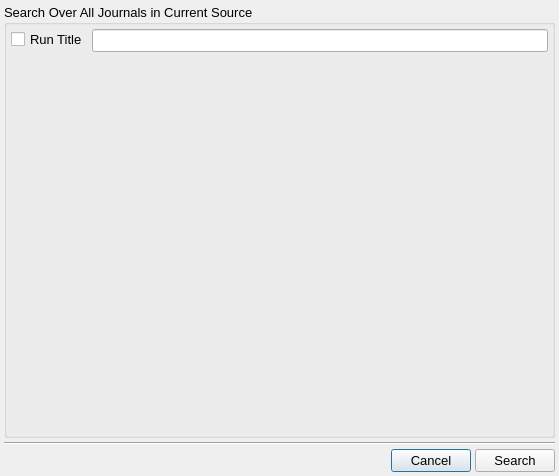
The window that frontend/searchDialog.ui (disorderedmaterials/jv2) describes before a commit, drawn with Qt 5.
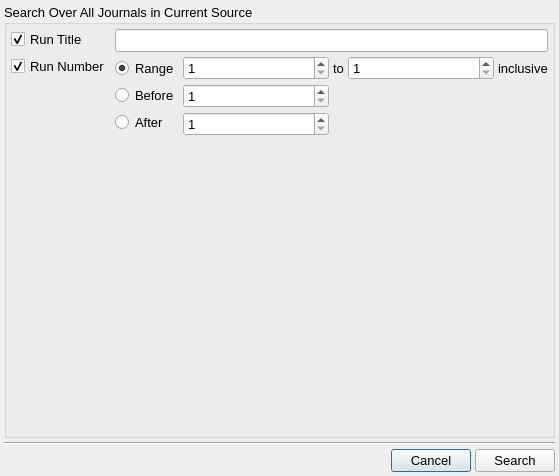
The same window after the commit.

Commit message: frontend - add search by run number.

The edit to the form file:
```diff
--- a/frontend/searchDialog.ui
+++ b/frontend/searchDialog.ui
@@ -69,10 +69,188 @@
         <property name="text">
          <string>Run Title</string>
         </property>
+        <property name="checked">
+         <bool>true</bool>
+        </property>
        </widget>
       </item>
       <item row="0" column="1">
-       <widget class="QLineEdit" name="RunTitleEdit"/>
+       <widget class="QLineEdit" name="RunTitleEdit">
+        <property name="text">
+         <string/>
+        </property>
+       </widget>
+      </item>
+      <item row="1" column="0">
+       <widget class="QCheckBox" name="RunNumberCheckBox">
+        <property name="toolTip">
+         <string>Enable matching by run number</string>
+        </property>
+        <property name="text">
+         <string>Run Number</string>
+        </property>
+        <property name="checked">
+         <bool>true</bool>
+        </property>
+       </widget>
+      </item>
+      <item row="1" column="1">
+       <widget class="QWidget" name="RunNumberWidget" native="true">
+        <layout class="QHBoxLayout" name="horizontalLayout_2">
+         <property name="spacing">
+          <number>4</number>
+         </property>
+         <property name="leftMargin">
+          <number>0</number>
+         </property>
+         <property name="topMargin">
+          <number>0</number>
+         </property>
+         <property name="rightMargin">
+          <number>0</number>
+         </property>
+         <property name="bottomMargin">
+          <number>0</number>
+         </property>
+         <item>
+          <layout class="QVBoxLayout" name="verticalLayout_2">
+           <item>
+            <widget class="QRadioButton" name="RunNumberRangeRadio">
+             <property name="toolTip">
+              <string>Match any run whose run number occurs within the inclusive range given</string>
+             </property>
+             <property name="text">
+              <string>Range</string>
+             </property>
+             <property name="checked">
+              <bool>true</bool>
+             </property>
+            </widget>
+           </item>
+           <item>
+            <widget class="QRadioButton" name="RunNumberBeforeRadio">
+             <property name="toolTip">
+              <string>Match any run whose run number is &lt;i&gt;before&lt;/i&gt; (i.e. has a lower value) than this</string>
+             </property>
+             <property name="text">
+              <string>Before</string>
+             </property>
+            </widget>
+           </item>
+           <item>
+            <widget class="QRadioButton" name="RunNumberAfterRadio">
+             <property name="toolTip">
+              <string>Match any run whose run number is &lt;i&gt;after&lt;/i&gt; (i.e. has a higher value) than this</string>
+             </property>
+             <property name="text">
+              <string>After</string>
+             </property>
+            </widget>
+           </item>
+          </layout>
+         </item>
+         <item>
+          <layout class="QGridLayout" name="RunNUmberGridLayout">
+           <item row="0" column="1">
+            <widget class="QLabel" name="label">
+             <property name="sizePolicy">
+              <sizepolicy hsizetype="Minimum" vsizetype="Preferred">
+               <horstretch>0</horstretch>
+               <verstretch>0</verstretch>
+              </sizepolicy>
+             </property>
+             <property name="text">
+              <string>to</string>
+             </property>
+            </widget>
+           </item>
+           <item row="0" column="0">
+            <widget class="QSpinBox" name="RunNumberFromSpinBox">
+             <property name="sizePolicy">
+              <sizepolicy hsizetype="Expanding" vsizetype="Fixed">
+               <horstretch>0</horstretch>
+               <verstretch>0</verstretch>
+              </sizepolicy>
+             </property>
+             <property name="minimum">
+              <number>1</number>
+             </property>
+             <property name="maximum">
+              <number>999999999</number>
+             </property>
+            </widget>
+           </item>
+           <item row="0" column="2">
+            <widget class="QSpinBox" name="RunNumberToSpinBox">
+             <property name="sizePolicy">
+              <sizepolicy hsizetype="Expanding" vsizetype="Fixed">
+               <horstretch>0</horstretch>
+               <verstretch>0</verstretch>
+              </sizepolicy>
+             </property>
+             <property name="minimum">
+              <number>1</number>
+             </property>
+             <property name="maximum">
+              <number>999999999</number>
+             </property>
+            </widget>
+           </item>
+           <item row="0" column="3">
+            <widget class="QLabel" name="label_2">
+             <property name="sizePolicy">
+              <sizepolicy hsizetype="Minimum" vsizetype="Preferred">
+               <horstretch>0</horstretch>
+               <verstretch>0</verstretch>
+              </sizepolicy>
+             </property>
+             <property name="text">
+              <string>inclusive</string>
+             </property>
+            </widget>
+           </item>
+           <item row="1" column="0">
+            <widget class="QSpinBox" name="RunNumberBeforeSpinBox">
+             <property name="sizePolicy">
+              <sizepolicy hsizetype="Expanding" vsizetype="Fixed">
+               <horstretch>0</horstretch>
+               <verstretch>0</verstretch>
+              </sizepolicy>
+             </property>
+             <property name="toolTip">
+              <string>Match any run whose run number is &lt;i&gt;before&lt;/i&gt; (i.e. has a lower value) than this</string>
+             </property>
+             <property name="minimum">
+              <number>1</number>
+             </property>
+             <property name="maximum">
+              <number>999999999</number>
+             </property>
+            </widget>
+           </item>
+           <item row="2" column="0">
+            <widget class="QSpinBox" name="RunNumberAfterSpinBox">
+             <property name="sizePolicy">
+              <sizepolicy hsizetype="Expanding" vsizetype="Fixed">
+               <horstretch>0</horstretch>
+               <verstretch>0</verstretch>
+              </sizepolicy>
+             </property>
+             <property name="toolTip">
+              <string>Match any run whose run number is &lt;i&gt;after&lt;/i&gt; (i.e. has a higher value) than this</string>
+             </property>
+             <property name="minimum">
+              <number>1</number>
+             </property>
+             <property name="maximum">
+              <number>999999999</number>
+             </property>
+            </widget>
+           </item>
+          </layout>
+         </item>
+        </layout>
+       </widget>
       </item>
      </layout>
     </widget>
```
Left out of the diff: 3 changed lines with no effect on the pictures. The commit also changes 1 other file.
